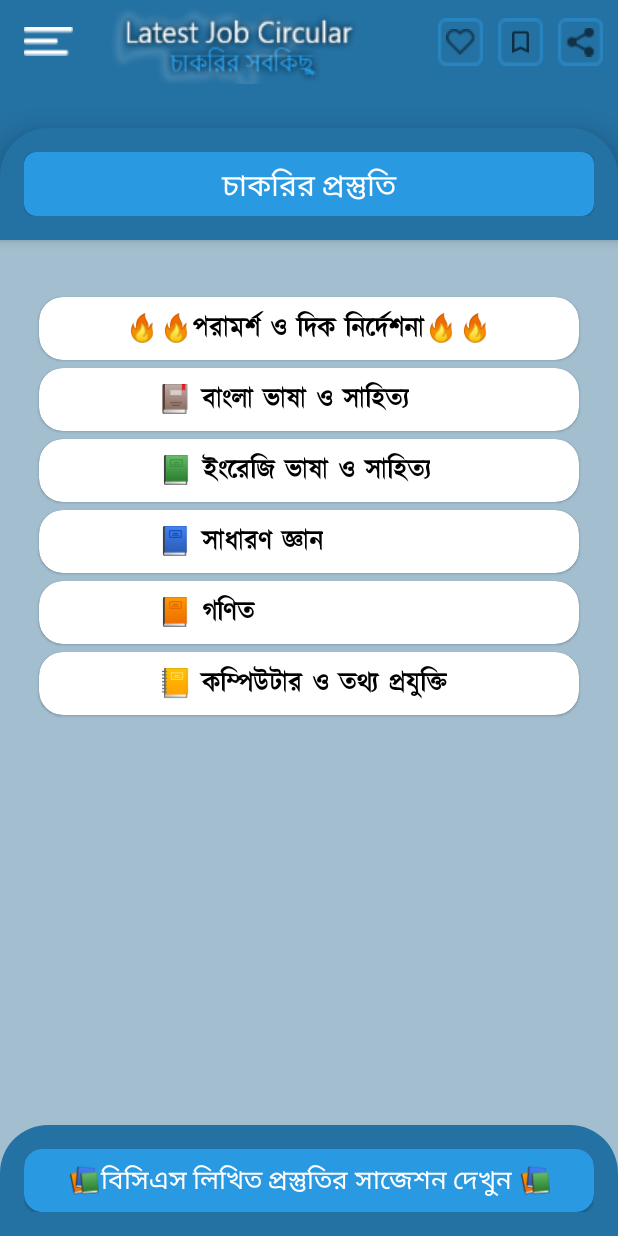
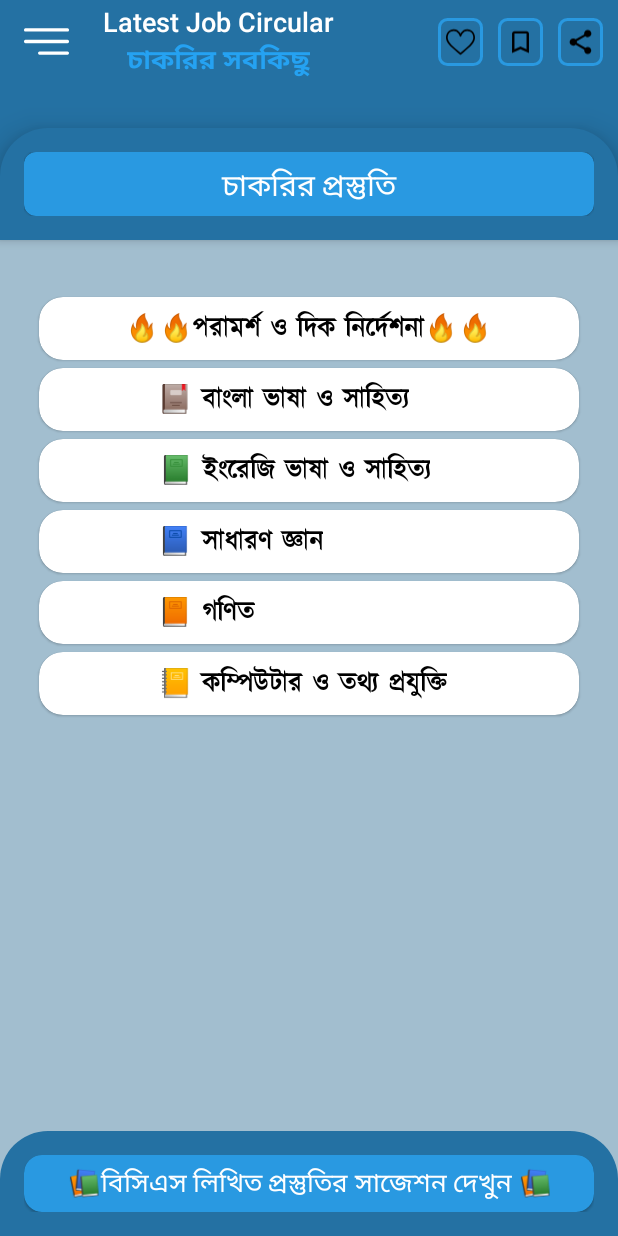
Before and after one commit to rahat14/Chakri, an Android app: the Bank_job_special screen opened directly, with no data from a screen before it, on a phone screen of 412 x 824 dp. Run offline under Robolectric (Android 15) with nearby library versions, the phone set to English and light mode, and no system bars; our stand-ins replace sdp/ssp sizes.

Commit message:
UI UPDATED

```diff
--- /dev/null
+++ b/app/src/main/res/drawable/hamburber_menu.xml
@@ -0,0 +1,6 @@
+<vector android:height="200dp" android:viewportHeight="384.97"
+    android:viewportWidth="384.97" android:width="200dp" xmlns:android="http://schemas.android.com/apk/res/android">
+    <path android:fillColor="#FFFFFF" android:pathData="M12.03,120.303h360.909c6.641,0 12.03,-5.39 12.03,-12.03c0,-6.641 -5.39,-12.03 -12.03,-12.03H12.03c-6.641,0 -12.03,5.39 -12.03,12.03C0,114.913 5.39,120.303 12.03,120.303z"/>
+    <path android:fillColor="#FFFFFF" android:pathData="M372.939,180.455H12.03c-6.641,0 -12.03,5.39 -12.03,12.03s5.39,12.03 12.03,12.03h360.909c6.641,0 12.03,-5.39 12.03,-12.03S379.58,180.455 372.939,180.455z"/>
+    <path android:fillColor="#FFFFFF" android:pathData="M372.939,264.667H132.333c-6.641,0 -12.03,5.39 -12.03,12.03c0,6.641 5.39,12.03 12.03,12.03h240.606c6.641,0 12.03,-5.39 12.03,-12.03C384.97,270.056 379.58,264.667 372.939,264.667z"/>
+</vector>
--- a/app/src/main/res/drawable/ic_baseline_bookmark_border_24.xml
+++ b/app/src/main/res/drawable/ic_baseline_bookmark_border_24.xml
@@ -3,8 +3,8 @@
     android:height="28dp"
     android:viewportWidth="24"
     android:viewportHeight="24"
-    android:tint="?attr/colorControlNormal">
+   >
   <path
-      android:fillColor="@android:color/white"
+      android:fillColor="#FF000000"
       android:pathData="M17,3L7,3c-1.1,0 -1.99,0.9 -1.99,2L5,21l7,-3 7,3L19,5c0,-1.1 -0.9,-2 -2,-2zM17,18l-5,-2.18L7,18L7,5h10v13z"/>
 </vector>
--- /dev/null
+++ b/app/src/main/res/drawable/likes.xml
@@ -0,0 +1,4 @@
+<vector android:height="200dp" android:viewportHeight="512"
+    android:viewportWidth="512" android:width="200dp" xmlns:android="http://schemas.android.com/apk/res/android">
+    <path android:fillColor="#FF000000" android:pathData="M474.44,74.27C449.391,45.616 414.358,29.836 376,29.836c-53.948,0 -88.103,32.22 -107.255,59.25c-4.969,7.014 -9.196,14.047 -12.745,20.665c-3.549,-6.618 -7.775,-13.651 -12.745,-20.665c-19.152,-27.03 -53.307,-59.25 -107.255,-59.25c-38.358,0 -73.391,15.781 -98.645,44.435C13.267,101.605 0,138.213 0,177.351c0,42.603 16.633,82.228 52.345,124.7c31.917,37.96 77.834,77.088 131.005,122.397c19.813,16.884 40.302,34.344 62.115,53.429l0.655,0.574c2.828,2.476 6.354,3.713 9.88,3.713s7.052,-1.238 9.88,-3.713l0.655,-0.574c21.813,-19.085 42.302,-36.544 62.118,-53.431c53.168,-45.306 99.085,-84.434 131.002,-122.395C495.367,259.578 512,219.954 512,177.351C512,138.213 498.733,101.605 474.644,74.27zM309.193,401.614c-17.08,14.554 -34.658,29.533 -53.193,45.646c-18.534,-16.111 -36.113,-31.091 -53.196,-45.648C98.745,312.939 30,254.358 30,177.351c0,-31.83 10.605,-61.394 29.862,-83.245C79.34,72.007 106.379,59.836 136,59.836c41.129,0 67.716,25.338 82.776,46.594c13.509,19.064 20.558,38.282 22.962,45.659c2.011,6.175 7.768,10.354 14.262,10.354c6.494,0 12.251,-4.179 14.262,-10.354c2.404,-7.377 9.453,-26.595 22.962,-45.66c15.06,-21.255 41.647,-46.593 82.776,-46.593c29.621,0 56.66,12.171 76.137,34.27C471.395,115.957 482,145.521 482,177.351C482,254.358 413.255,312.939 309.193,401.614z"/>
+</vector>
--- /dev/null
+++ b/app/src/main/res/drawable/rounded_square.xml
@@ -0,0 +1,12 @@
+<?xml version="1.0" encoding="UTF-8"?>
+<shape xmlns:android="http://schemas.android.com/apk/res/android"
+    >
+
+
+
+    <stroke android:width="2dp"
+        android:color="@color/colorAccent" />
+
+    <corners android:radius="5dp"
+        />
+</shape>
--- /dev/null
+++ b/app/src/main/res/drawable/share.xml
@@ -0,0 +1,8 @@
+<vector android:height="30dp"
+    android:viewportHeight="24"
+    android:viewportWidth="24"
+    android:width="30dp"
+    xmlns:android="http://schemas.android.com/apk/res/android">
+    <path android:fillColor="#FF000000"
+        android:pathData="M18,16.08c-0.76,0 -1.44,0.3 -1.96,0.77L8.91,12.7c0.05,-0.23 0.09,-0.46 0.09,-0.7s-0.04,-0.47 -0.09,-0.7l7.05,-4.11c0.54,0.5 1.25,0.81 2.04,0.81 1.66,0 3,-1.34 3,-3s-1.34,-3 -3,-3 -3,1.34 -3,3c0,0.24 0.04,0.47 0.09,0.7L8.04,9.81C7.5,9.31 6.79,9 6,9c-1.66,0 -3,1.34 -3,3s1.34,3 3,3c0.79,0 1.5,-0.31 2.04,-0.81l7.12,4.16c-0.05,0.21 -0.08,0.43 -0.08,0.65 0,1.61 1.31,2.92 2.92,2.92 1.61,0 2.92,-1.31 2.92,-2.92s-1.31,-2.92 -2.92,-2.92z"/>
+</vector>
--- a/app/src/main/res/layout/app_bar.xml
+++ b/app/src/main/res/layout/app_bar.xml
@@ -68,8 +68,8 @@ android:fitsSystemWindows="true">
         android:layout_height="?actionBarSize" >
 
         <ImageView
-            android:layout_width="@dimen/_25sdp"
-            android:layout_height="@dimen/_15sdp"
+            android:layout_width="30dp"
+            android:layout_height="35dp"
             android:clickable="true"
             android:focusable="true"
             android:layout_gravity="center_vertical"
@@ -80,13 +80,39 @@ android:fitsSystemWindows="true">
 
             />
 
-        <ImageView
-            android:layout_width="170dp"
-            android:layout_height="65dp"
-            android:background="@drawable/header_logo"
-            android:layout_marginStart="@dimen/_30sdp"
-            />
+<!--        <ImageView-->
+<!--            android:layout_width="170dp"-->
+<!--            android:layout_height="65dp"-->
+<!--            android:background="@drawable/header_logo"-->
+<!--            android:layout_marginStart="@dimen/_30sdp"-->
+<!--            />-->
+        <RelativeLayout
+            android:layout_width="200dp"
+            android:gravity="center_horizontal"
+            android:layout_height="wrap_content">
 
+            <TextView
+                android:id="@+id/te"
+                android:layout_width="wrap_content"
+                android:layout_height="wrap_content"
+                android:textColor="@color/white"
+                android:textSize="18sp"
+                android:layout_centerHorizontal="true"
+                android:fontFamily="sans-serif-light"
+                android:textStyle="bold"
+                android:text="@string/header_eng_text"/>
+            <TextView
+                android:layout_width="wrap_content"
+                android:layout_height="wrap_content"
+                android:textColor="#25A2F2"
+                android:textSize="18sp"
+                android:layout_centerHorizontal="true"
+                android:layout_below="@+id/te"
+                android:fontFamily="sans-serif-light"
+                android:textStyle="bold"
+                android:text="চাকরির সবকিছু"/>
+
+        </RelativeLayout>
         <LinearLayout
             android:layout_width="wrap_content"
             android:orientation="horizontal"
@@ -96,26 +122,48 @@ android:fitsSystemWindows="true">
             android:layout_height="wrap_content"
             >
 
-            <ImageView
+            <LinearLayout
                 android:layout_width="30dp"
-                android:layout_height="32dp"
-                android:src="@drawable/likes"
-                android:padding="5dp"
-                android:background="@drawable/group"/>
-            <ImageView
-                android:layout_width="30dp"
-                android:layout_height="32dp"
-                android:src="@drawable/ic_baseline_bookmark_border_24"
                 android:padding="5dp"
                 android:layout_marginStart="10dp"
-                android:background="@drawable/group"/>
-            <ImageView
+                android:background="@drawable/rounded_square"
+                android:layout_height="32dp">
+                <ImageView
+                    android:layout_width="wrap_content"
+                    android:layout_height="wrap_content"
+                    android:src="@drawable/likes"
+
+                    />
+
+            </LinearLayout>
+            <LinearLayout
                 android:layout_width="30dp"
-                android:layout_height="32dp"
-                android:src="@drawable/share"
                 android:padding="5dp"
                 android:layout_marginStart="10dp"
-                android:background="@drawable/group"/>
+                android:background="@drawable/rounded_square"
+                android:layout_height="32dp">
+                <ImageView
+                    android:layout_width="wrap_content"
+                    android:layout_height="wrap_content"
+                    android:src="@drawable/ic_baseline_bookmark_border_24"
+
+                    />
+
+            </LinearLayout>
+            <LinearLayout
+                android:layout_width="30dp"
+                android:padding="5dp"
+                android:layout_marginStart="10dp"
+                android:background="@drawable/rounded_square"
+                android:layout_height="32dp">
+                <ImageView
+                    android:layout_width="wrap_content"
+                    android:layout_height="wrap_content"
+                    android:src="@drawable/share"
+
+                    />
+
+            </LinearLayout>
         </LinearLayout>
 
 
--- a/app/src/main/res/layout/bottom_heading_layout.xml
+++ b/app/src/main/res/layout/bottom_heading_layout.xml
@@ -26,7 +26,7 @@
                 style="@style/TextAppearance.MaterialComponents.Headline6"
                 android:layout_width="match_parent"
                 android:layout_height="wrap_content"
-                android:padding="8dp"
+                android:padding="6dp"
                 android:text="📚বিসিএস লিখিত প্রস্তুতির সাজেশন দেখুন 📚"
                 android:singleLine="true"
                 android:ellipsize="marquee"
--- a/app/src/main/res/layout/nav_header_home.xml
+++ b/app/src/main/res/layout/nav_header_home.xml
@@ -60,8 +60,11 @@
         android:focusable="true"
         android:imeOptions="actionSearch"
         android:inputType="textImeMultiLine"
+        android:maxLines="1"
+        android:minLines="1"
+        android:ems="12"
         android:paddingStart="@dimen/_5sdp"
-        android:text="আমি"
+        android:text="আমি sdfaf asf"
         android:textColor="@color/colorBlack" />
 
 </RelativeLayout>
```
Also changed, not shown: app/src/main/res/layout/app_bar_home_page.xml (+46 -25 lines), app/src/main/res/layout/app_bar_main.xml (+76 -27 lines), app/src/main/res/drawable/group.png (deleted), app/src/main/res/drawable/hamburber_menu.png (deleted), app/src/main/res/drawable/likes.png (deleted), app/src/main/res/drawable/share.png (deleted).
